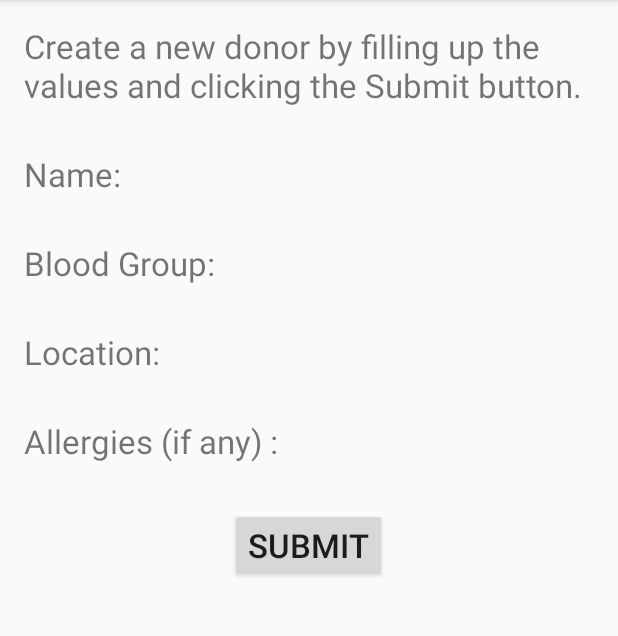
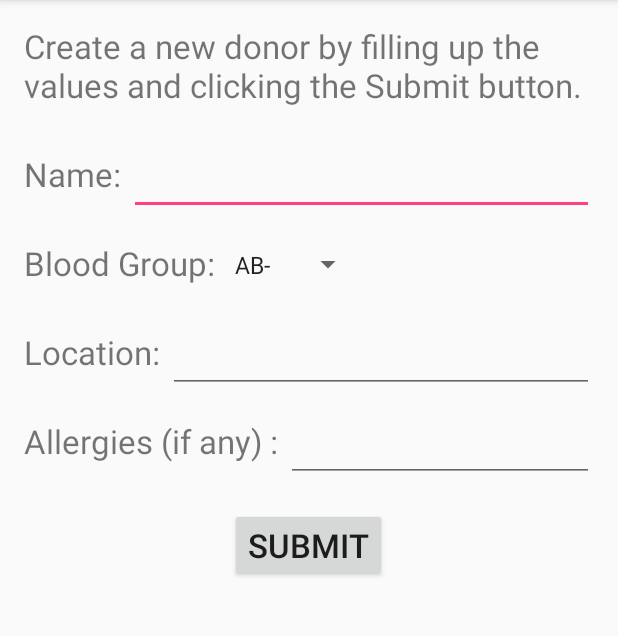
Before and after one commit to fabioued/BloodBank, an Android app: the CreateList screen opened directly, with no data from a screen before it, on a phone screen of 412 x 824 dp, the part 84-720 px from its top. Run offline under Robolectric (Android 15) with nearby library versions, the phone set to English and light mode, and no system bars.

Commit message:
minor changes
Added the option to select the blood type and basic checking of the
fields during submission.

```diff
--- a/app/src/main/java/com/example/bloodbank/CreateList.java
+++ b/app/src/main/java/com/example/bloodbank/CreateList.java
@@ -1,7 +1,17 @@
 package com.example.bloodbank;
 
+import android.content.Intent;
 import android.support.v7.app.AppCompatActivity;
 import android.os.Bundle;
+import android.view.View;
+import android.widget.ArrayAdapter;
+import android.widget.EditText;
+import android.widget.Spinner;
+import android.widget.TextView;
+import android.widget.Toast;
+
+import org.w3c.dom.Text;
+
 
 public class CreateList extends AppCompatActivity {
 
@@ -9,5 +19,29 @@ public class CreateList extends AppCompatActivity {
     protected void onCreate(Bundle savedInstanceState) {
         super.onCreate(savedInstanceState);
         setContentView(R.layout.activity_create_list);
+
+        Spinner spinner = (Spinner) findViewById(R.id.blood_spinner);
+        ArrayAdapter<CharSequence> adapter = ArrayAdapter.createFromResource(this,
+                R.array.blood_array, android.R.layout.simple_spinner_item);
+
+        adapter.setDropDownViewResource(android.R.layout.simple_spinner_dropdown_item);
+        spinner.setAdapter(adapter);
+
+    }
+
+    public void openHome(View view) {
+        EditText name_value = (EditText) findViewById(R.id.name);
+        EditText loc_value = (EditText) findViewById(R.id.location);
+
+        if (name_value.getText().length() == 0 || loc_value.getText().length() == 0) {
+            Toast.makeText(CreateList.this, "The fields have not been completed!", Toast.LENGTH_SHORT).show();
+        }
+
+        else{
+            Intent i = new Intent(this, HomeActivity.class);
+            startActivity(i);
+
+            Toast.makeText(CreateList.this, "Your account has been added! You can now login :)", Toast.LENGTH_SHORT).show();
+        }
     }
 }
--- a/app/src/main/res/layout/activity_create_list.xml
+++ b/app/src/main/res/layout/activity_create_list.xml
@@ -1,14 +1,14 @@
 <?xml version="1.0" encoding="utf-8"?>
-<LinearLayout xmlns:android="http://schemas.android.com/apk/res/android"
+<RelativeLayout xmlns:android="http://schemas.android.com/apk/res/android"
     xmlns:tools="http://schemas.android.com/tools"
     android:id="@+id/activity_create_list"
     android:layout_width="match_parent"
     android:layout_height="match_parent"
+    android:orientation="vertical"
     android:paddingBottom="@dimen/activity_vertical_margin"
     android:paddingLeft="@dimen/activity_horizontal_margin"
     android:paddingRight="@dimen/activity_horizontal_margin"
     android:paddingTop="@dimen/activity_vertical_margin"
-    android:orientation="vertical"
     tools:context="com.example.bloodbank.CreateList">
 
     <TextView
@@ -19,39 +19,89 @@
         android:textSize="22sp"/>
 
     <TextView
+        android:id="@+id/name_field"
         android:layout_width="wrap_content"
         android:layout_height="wrap_content"
+        android:layout_below="@id/instructions"
+        android:layout_marginTop="30dp"
         android:text="Name: "
-        android:layout_marginTop="30dp"
         android:textSize="22sp"/>
 
     <TextView
+        android:id="@+id/blood_field"
         android:layout_width="wrap_content"
         android:layout_height="wrap_content"
+        android:layout_below="@id/name_field"
+        android:layout_marginTop="30dp"
         android:text="Blood Group: "
-        android:layout_marginTop="30dp"
+        android:textSize="22sp"/>
+
+    <EditText
+        android:id="@+id/name"
+        android:layout_width="match_parent"
+        android:layout_height="wrap_content"
+        android:layout_below="@id/instructions"
+        android:layout_marginTop="22dp"
+        android:layout_toRightOf="@id/name_field"
         android:textSize="22sp"/>
 
     <TextView
+        android:id="@+id/loc_field"
         android:layout_width="wrap_content"
         android:layout_height="wrap_content"
+        android:layout_below="@id/blood_field"
+        android:layout_marginTop="30dp"
         android:text="Location: "
-        android:layout_marginTop="30dp"
         android:textSize="22sp"/>
 
-    <TextView
+    <EditText
+        android:id="@+id/location"
+        android:layout_width="match_parent"
+        android:layout_height="wrap_content"
+        android:layout_below="@id/blood_field"
+        android:layout_marginTop="22dp"
+        android:layout_toRightOf="@id/loc_field"
+        android:layout_toEndOf="@id/loc_field"
+        android:textSize="22sp"/>
+
+    <Spinner
+        android:id="@+id/blood_spinner"
         android:layout_width="wrap_content"
         android:layout_height="wrap_content"
+        android:layout_above="@id/loc_field"
+        android:layout_below="@id/name_field"
+        android:layout_marginTop="32sp"
+        android:layout_toRightOf="@id/blood_field"
+        android:layout_toEndOf="@id/blood_field">
+
+    </Spinner>
+
+    <TextView
+        android:id="@+id/aller_field"
+        android:layout_width="wrap_content"
+        android:layout_height="wrap_content"
+        android:layout_below="@id/loc_field"
+        android:layout_marginTop="30dp"
         android:text="Allergies (if any) : "
-        android:layout_marginTop="30dp"
+        android:textSize="22sp"/>
+
+    <EditText
+        android:id="@+id/allergy"
+        android:layout_width="match_parent"
+        android:layout_height="wrap_content"
+        android:layout_below="@id/loc_field"
+        android:layout_marginTop="22dp"
+        android:layout_toRightOf="@id/aller_field"
+        android:layout_toEndOf="@id/aller_field"
         android:textSize="22sp"/>
 
     <Button
         android:layout_width="wrap_content"
         android:layout_height="wrap_content"
+        android:layout_below="@id/aller_field"
+        android:layout_centerHorizontal="true"
+        android:layout_marginTop="30dp"
         android:text="Submit"
-        android:textSize="22sp"
-        android:layout_marginTop="30dp"
-        android:layout_gravity="center"/>
-
-</LinearLayout>
+        android:onClick="openHome"
+        android:textSize="22sp"/>
+</RelativeLayout>
--- a/app/src/main/res/values/strings.xml
+++ b/app/src/main/res/values/strings.xml
@@ -1,3 +1,14 @@
 <resources>
     <string name="app_name">Blood Bank</string>
+
+    <string-array name="blood_array">
+        <item>AB-</item>
+        <item>AB+</item>
+        <item>A-</item>
+        <item>A+</item>
+        <item>B-</item>
+        <item>B+</item>
+        <item>O-</item>
+        <item>O+</item>
+    </string-array>
 </resources>
```
